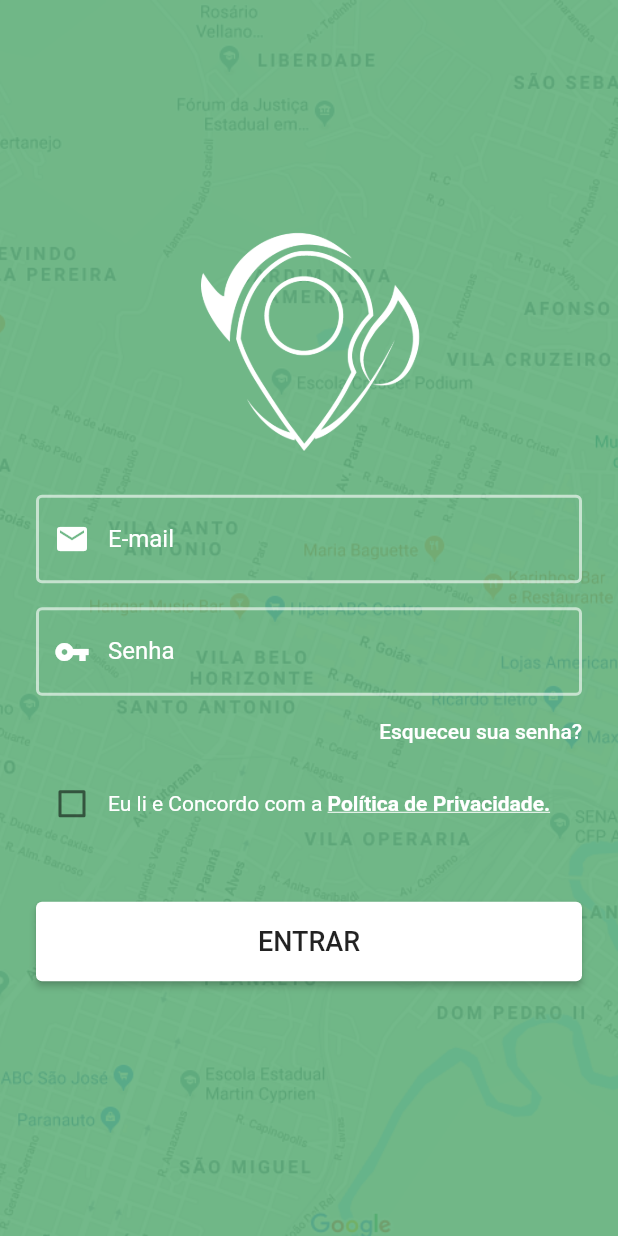
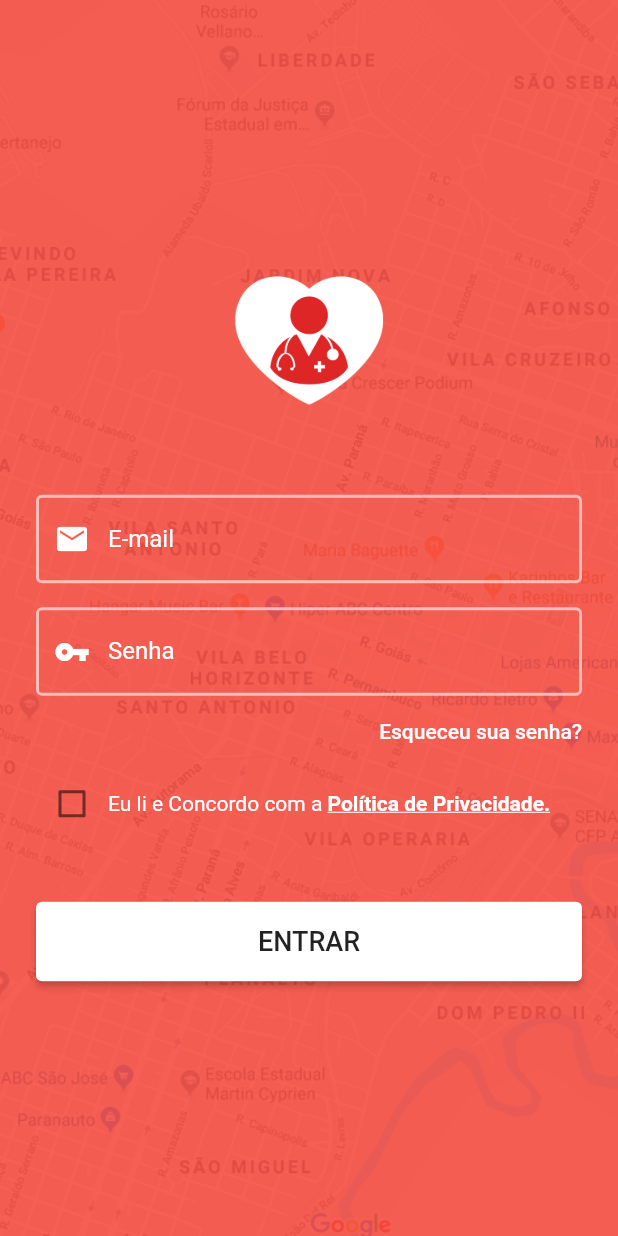
Before and after one commit to pedromartins28/tccVoluntarios, a Flutter app: the screen it shows after launch, on a phone screen of 412 x 824 dp. Run offline on Flutter 3.47's test engine with Material 2 defaults, Android fonts, the phone set to English and light mode, and no system bars; our stand-ins replace cached_network_image, cloud_firestore, firebase_auth, firebase_messaging, firebase_storage, flushbar and 11 more; missing offline and left inert: android_intent; accounts and stored records are empty.

Commit message:
cor login

```diff
--- a/lib/main.dart
+++ b/lib/main.dart
@@ -19,7 +19,7 @@ class MyApp extends StatelessWidget {
     return ChangeNotifierProvider<MapState>(
       create: (_) => MapState(),
       child: MaterialApp(
-        title: 'Recicle+',
+        title: 'Coronapp2',
         //Theme was built in ui/theme.dart
         theme: buildTheme(),
         //Remove scroll glow
--- a/lib/ui/pages/sign_in.dart
+++ b/lib/ui/pages/sign_in.dart
@@ -40,7 +40,7 @@ class _SignInPageState extends State<SignInPage> {
     return Scaffold(
       body: Container(
         decoration: BoxDecoration(
-          color: Color(0xff5aad75),
+          color: Colors.red[500],
           image: DecorationImage(
             image: AssetImage("assets/bg.png"),
             fit: BoxFit.cover,
--- a/lib/ui/theme.dart
+++ b/lib/ui/theme.dart
@@ -4,22 +4,22 @@ ThemeData buildTheme() {
   final ThemeData base = ThemeData.light();
 
   return base.copyWith(
-    primaryColor: Color(0xff80c080),
+    primaryColor: Colors.red[500],
     appBarTheme: AppBarTheme(
-      color: Colors.white,
+      color: Colors.red[200],
       textTheme: TextTheme(
         title: TextStyle(
           fontWeight: FontWeight.bold,
-          color: Color(0xff80c080),
+          color: Colors.red[500],
           fontSize: 20,
         ),
       ),
-      iconTheme: IconThemeData(color: Color(0xff80c080)),
+      iconTheme: IconThemeData(color: Colors.red[500]),
     ),
     //secondaryHeaderColor: const Color(),
     //backgroundColor: Color(0xfff1f8e9),
-    accentColor: Color(0xff80c080),
-    buttonColor: Color(0xff80c080),
+    accentColor: Colors.red[500],
+    buttonColor: Colors.red[500],
     //hintColor: Colors.white,
   );
 }
```
Also changed, not shown: assets/about.jpg, assets/logo.png, pubspec.lock, 1 other file.
